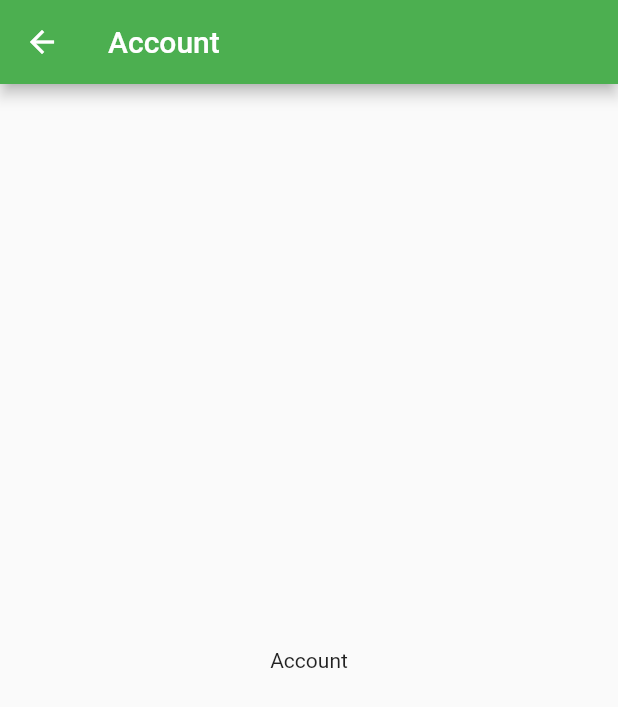
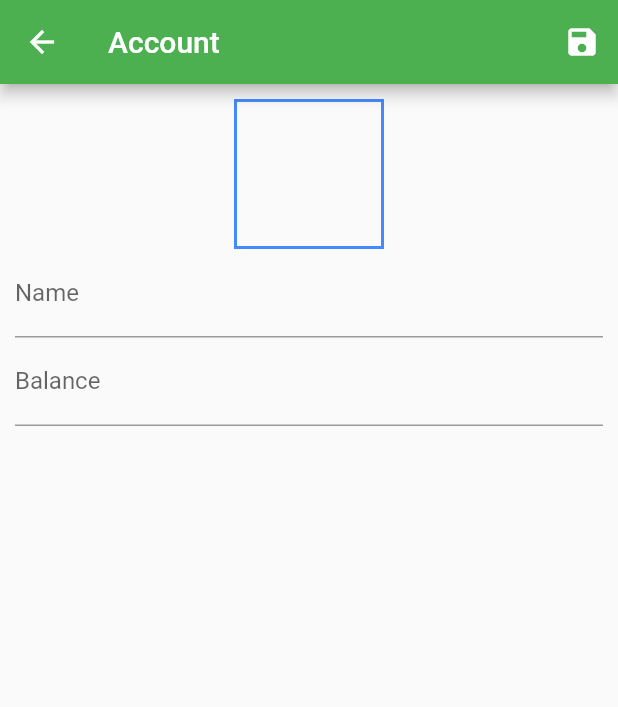
Before and after one commit to cornell19/spend_tracker, a Flutter app: the AccountPage screen opened directly, on a phone screen of 412 x 824 dp. Shown: the top 707 px of the screen. Run offline on Flutter 3.47's test engine with Material 2 defaults, Android fonts, the phone set to English and light mode, and no system bars.

Commit message:
unit 5 module 1 complete

```diff
--- a/lib/pages/accounts/account_page.dart
+++ b/lib/pages/accounts/account_page.dart
@@ -1,15 +1,64 @@
 import 'package:flutter/material.dart';
 
-class AccountPage extends StatelessWidget {
+class AccountPage extends StatefulWidget {
+  @override
+  _AccountPageState createState() => _AccountPageState();
+}
+
+class _AccountPageState extends State<AccountPage> {
+  Map<String, dynamic> _data = Map<String, dynamic>();
+  GlobalKey<FormState> _formKey = GlobalKey<FormState>();
   @override
   Widget build(BuildContext context) {
     return Scaffold(
-      appBar: AppBar(
-        title: const Text('Account'),
-      ),
-      body: Center(
-        child: const Text('Account'),
-      ),
-    );
+        appBar: AppBar(
+          title: const Text('Account'),
+          actions: <Widget>[
+            IconButton(
+                icon: Icon(Icons.save),
+                onPressed: () {
+                  if (!_formKey.currentState.validate()) return;
+                  _formKey.currentState.save();
+                  Navigator.of(context).pop();
+                }),
+          ],
+        ),
+        body: Form(
+          key: _formKey,
+          child: Padding(
+            padding: EdgeInsets.all(10),
+            child: Column(
+              children: <Widget>[
+                Container(
+                  height: 100,
+                  width: 100,
+                  decoration: BoxDecoration(
+                    border: Border.all(
+                      width: 2,
+                      color: Colors.blueAccent,
+                    ),
+                  ),
+                ),
+                TextFormField(
+                  decoration: InputDecoration(labelText: 'Name'),
+                  validator: (String value) {
+                    if (value.isEmpty) return 'Required';
+                  },
+                  onSaved: (String value) => _data['name'] = value,
+                ),
+                TextFormField(
+                  decoration: InputDecoration(labelText: 'Balance'),
+                  keyboardType: TextInputType.number,
+                  validator: (String value) {
+                    if (value.isEmpty) return 'Required';
+                    if (double.tryParse(value) == null) return 'Invalid number';
+                  },
+                  onSaved: (String value) =>
+                      _data['balance'] = double.parse(value),
+                )
+              ],
+            ),
+          ),
+        ));
   }
 }
```
Also changed, not shown: lib/pages/accounts/accounts_page.dart (+14 -0 lines), 5 other files.
